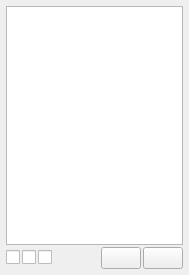
Above: resources/ui/configure/environment.ui from prymatex/prymatex before the change. Below: the same form after it.
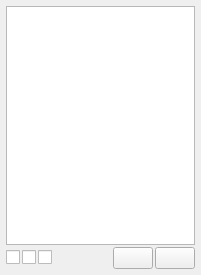
That is the form after the change. Icons and pictures are not drawn.

Patch:
```diff
--- a/resources/ui/configure/environment.ui
+++ b/resources/ui/configure/environment.ui
@@ -6,7 +6,7 @@
    <rect>
     <x>0</x>
     <y>0</y>
-    <width>189</width>
+    <width>201</width>
     <height>275</height>
    </rect>
   </property>
```
Left out of the diff: 6 changed lines with no effect on the pictures.
